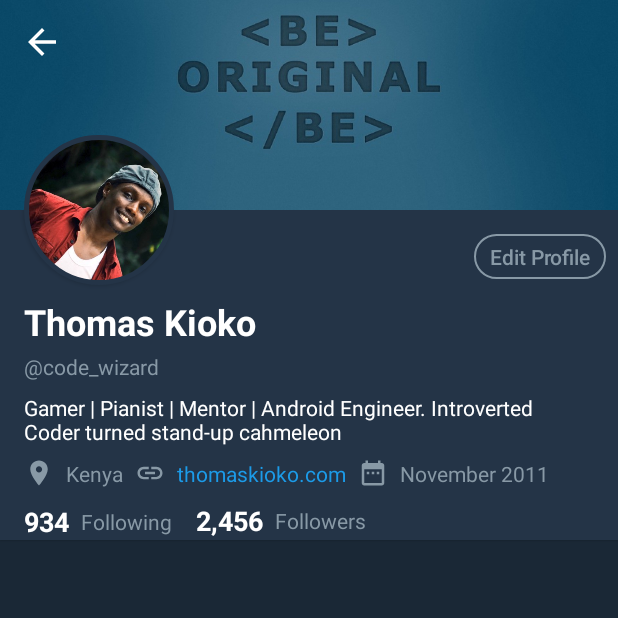
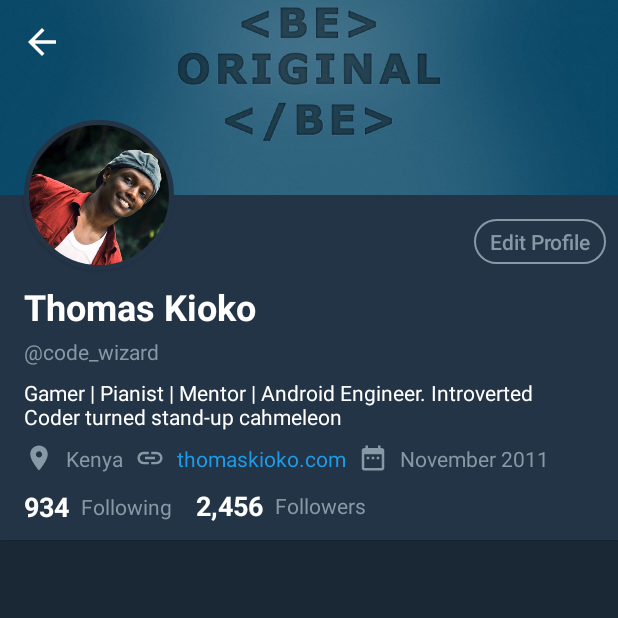
Before and after one commit to mikespux/motion-layout-playground, an Android app: the screen it shows after launch (MainActivity), on a phone screen of 412 x 824 dp, the top half of it. Run offline under Robolectric (Android 15) with nearby library versions, the phone set to English and light mode, and no system bars; our stand-ins replace CircleImageView.

Commit message:
reduce header size

```diff
--- a/app/src/main/res/values/dimens.xml
+++ b/app/src/main/res/values/dimens.xml
@@ -2,7 +2,7 @@
 <resources>
     <dimen name="dimen_profile_header_view">360dp</dimen>
     <dimen name="dimen_image_view">100dp</dimen>
-    <dimen name="dimen_header_background">140dp</dimen>
+    <dimen name="dimen_header_background">130dp</dimen>
     <dimen name="dimen_standard">16dp</dimen>
     <dimen name="dimen_small">8dp</dimen>
 </resources>
```
